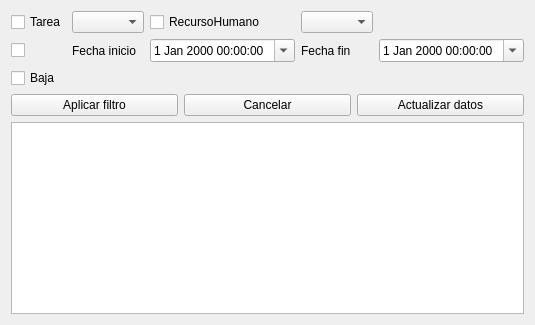
CocoMarck/administracionDeActividades, file views/ui/actividad_query_form.ui: the form before one commit.
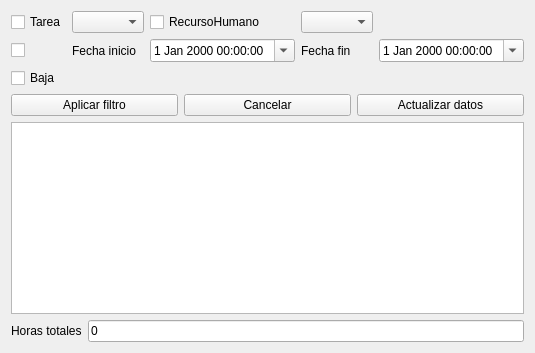
The form after the commit.

Diff of the .ui file:
```diff
--- a/views/ui/actividad_query_form.ui
+++ b/views/ui/actividad_query_form.ui
@@ -132,6 +132,24 @@
     <item>
      <widget class="QTableWidget" name="table"></widget>
     </item>
+    
+    <item>
+     <layout class="QFormLayout">
+      <item row="0" column="0">
+       <widget class="QLabel" name="label_total_hours">
+        <property name="text"> <string>Horas totales</string> </property>
+       </widget>
+      </item>
+      
+      <item row="0" column="1">
+       <widget class="QLineEdit" name="entry_total_hours">
+        <property name="text"> <string>0</string> </property>
+        <property name="readOnly"> <bool>true</bool> </property>s
+       </widget>
+      </item>
+
+     </layout>
+    </item>
    
    </layout>
   </widget>
```
